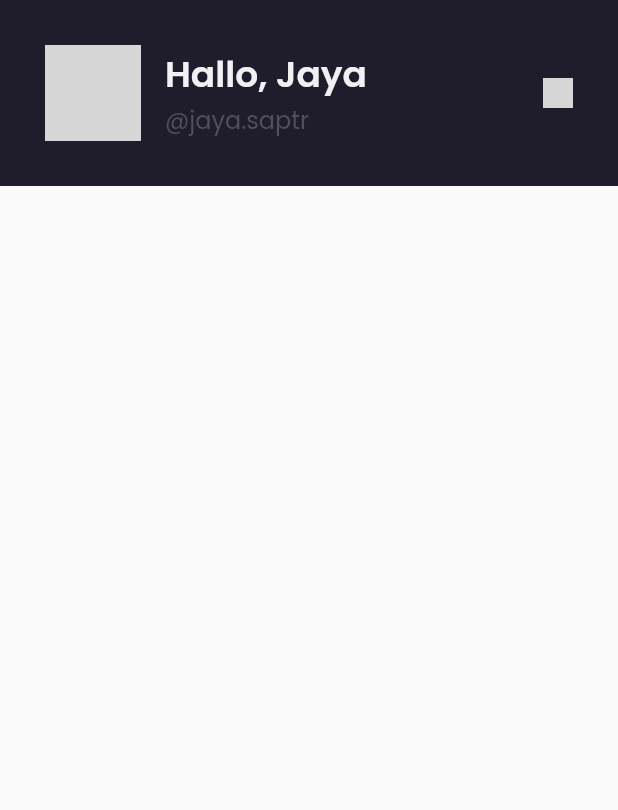
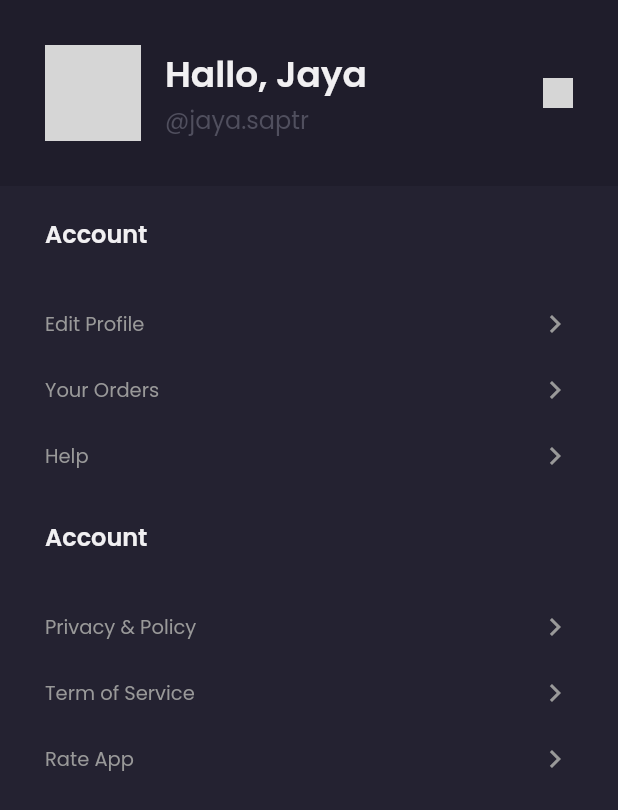
Before and after one commit to Jaya-SI/toko-online-shobar, a Flutter app: the ProfilePage widget shown alone on an empty page, opened directly, on a phone screen of 412 x 824 dp. Shown: the top 810 px of the screen. Run offline on Flutter 3.47's test engine with Material 2 defaults, Android fonts, the light colour scheme and no system bars; our stand-ins replace google_fonts; grey boxes are pictures that could not be loaded.

Commit message:
penambahan content di profile_page

```diff
--- a/lib/pages/home/profile_page.dart
+++ b/lib/pages/home/profile_page.dart
@@ -57,9 +57,82 @@ class ProfilePage extends StatelessWidget {
       );
     }
 
+    menuItem(String text) {
+      return Container(
+        margin: EdgeInsets.only(top: 20),
+        child: Row(
+          mainAxisAlignment: MainAxisAlignment.spaceBetween,
+          children: [
+            Text(
+              text,
+              style: GoogleFonts.poppins(
+                fontSize: 13,
+                color: abuText2,
+              ),
+            ),
+            Icon(
+              Icons.chevron_right,
+              color: abuText2,
+            ),
+          ],
+        ),
+      );
+    }
+
+    content() {
+      return Expanded(
+        child: Container(
+          padding: EdgeInsets.symmetric(horizontal: 30),
+          decoration: BoxDecoration(
+            color: warnaHitam3,
+          ),
+          child: Column(
+            crossAxisAlignment: CrossAxisAlignment.start,
+            children: [
+              SizedBox(
+                height: 20,
+              ),
+              Text(
+                'Account',
+                style: GoogleFonts.poppins(
+                  color: waranaPutih,
+                  fontSize: 16,
+                  fontWeight: semibold,
+                ),
+              ),
+              SizedBox(
+                height: 16,
+              ),
+              menuItem('Edit Profile'),
+              menuItem('Your Orders'),
+              menuItem('Help'),
+              SizedBox(
+                height: 30,
+              ),
+              Text(
+                'Account',
+                style: GoogleFonts.poppins(
+                  color: waranaPutih,
+                  fontSize: 16,
+                  fontWeight: semibold,
+                ),
+              ),
+              SizedBox(
+                height: 16,
+              ),
+              menuItem('Privacy & Policy'),
+              menuItem('Term of Service'),
+              menuItem('Rate App'),
+            ],
+          ),
+        ),
+      );
+    }
+
     return Column(
       children: [
         header(),
+        content(),
       ],
     );
   }
```
